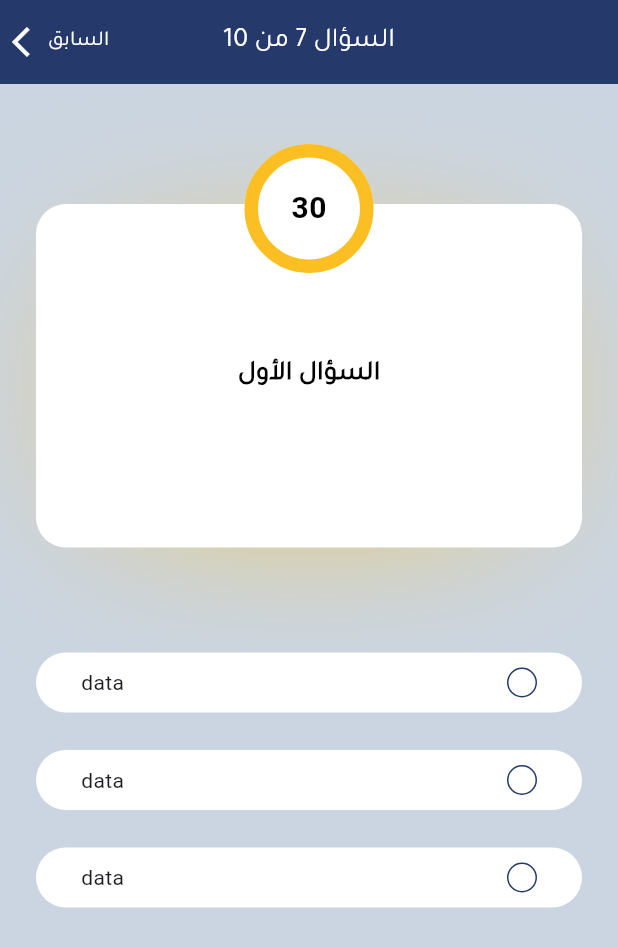
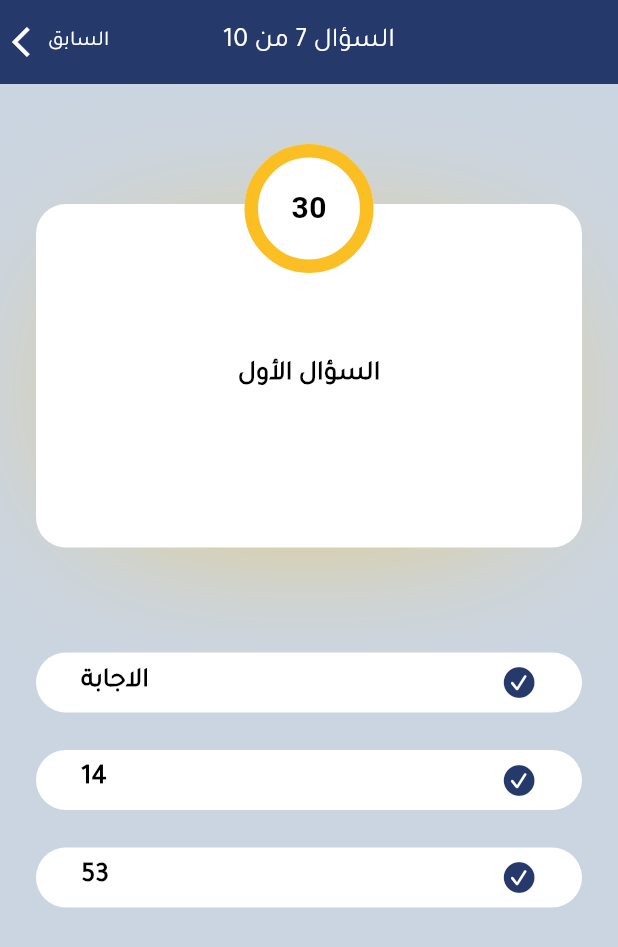
Before and after one commit to codieasier/saferoadbeta, a Flutter app: the screen it shows after launch, on a phone screen of 412 x 824 dp. Shown: the top 947 px of the screen. Run offline on Flutter 3.47's test engine with Material 3 defaults, Android fonts, the phone set to English and light mode, and no system bars; drawn by our look-alikes of percent_indicator; our stand-ins replace curved_navigation_bar, flutter_svg.

Commit message:
add options

```diff
--- a/lib/presentions/screens/pages/quiz_screen.dart
+++ b/lib/presentions/screens/pages/quiz_screen.dart
@@ -74,7 +74,7 @@ late QuizScreenController _quizScreenController;
 
                 )
                 ,SizedBox(height: 70,),
-                custon_Listview_options(itemCount: _quizScreenController.option.length, )
+                custon_Listview_options(itemCount: _quizScreenController.option.length,option:_quizScreenController.option , )
 
 
 
--- a/lib/presentions/screens/widgets/custom_radio_quiz_items.dart
+++ b/lib/presentions/screens/widgets/custom_radio_quiz_items.dart
@@ -1,17 +1,25 @@
 
 
+import 'package:flutter/cupertino.dart';
 import 'package:flutter/material.dart';
+import 'package:saferoadbeta/presentions/screens/constants/app_text_styles.dart';
 
 import '../constants/app_colors.dart';
 
 class Custom_radio_quiz extends StatelessWidget {
   const Custom_radio_quiz({
-    super.key,
+    super.key, required this.option, required this.onTap,
+    this.isSelected=false
   });
+  final String option;
+  final GestureTapCallback onTap;
+  final bool isSelected;
 
   @override
   Widget build(BuildContext context) {
-    return Container(
+    return InkWell(
+      onTap:onTap,
+      child: Container(
         padding: EdgeInsets.symmetric(vertical: 3,horizontal: 30),
         width: double.infinity,
         height: 40,
@@ -24,8 +32,9 @@ class Custom_radio_quiz extends StatelessWidget {
 
           mainAxisAlignment: MainAxisAlignment.spaceBetween,
           children: [
-          Text('data'),
-          Container(
+            Text(option,style: AppTextStyles.question,),
+            isSelected==true?  const Icon(CupertinoIcons.check_mark_circled_solid,color: AppColors.backgroundScaffold,)
+            : Container(
               width: 20,
               height: 20,
               decoration:ShapeDecoration(
@@ -34,11 +43,15 @@ class Custom_radio_quiz extends StatelessWidget {
                           width: 1)
                   ),
                   color: AppColors.white),
-          )
+            ),
+
+
+
 
 
           ],
         ),
+      ),
     );
   }
 }
--- a/lib/presentions/screens/widgets/custum_listview_options_quiz_screen.dart
+++ b/lib/presentions/screens/widgets/custum_listview_options_quiz_screen.dart
@@ -7,17 +7,22 @@ import 'custom_radio_quiz_items.dart';
 class custon_Listview_options extends StatelessWidget {
   const custon_Listview_options({
     super.key,
-     required this.itemCount,
+     required this.itemCount, required this.option,
   }) ;
 
-
+final List<String> option;
 final int itemCount;
   @override
   Widget build(BuildContext context) {
     return ListView.separated(
         physics: NeverScrollableScrollPhysics(),
         shrinkWrap: true,
-        itemBuilder:(context,index)=>Custom_radio_quiz() ,
+        itemBuilder:(context,index)=>Custom_radio_quiz(
+          onTap: (){
+          },
+          isSelected: true,
+          option: option[index],
+        ) ,
         separatorBuilder: (context,index)=>SizedBox(height: 25,) ,
         itemCount: itemCount);
   }
```
Lines whose indentation alone changed are shown as unchanged.
